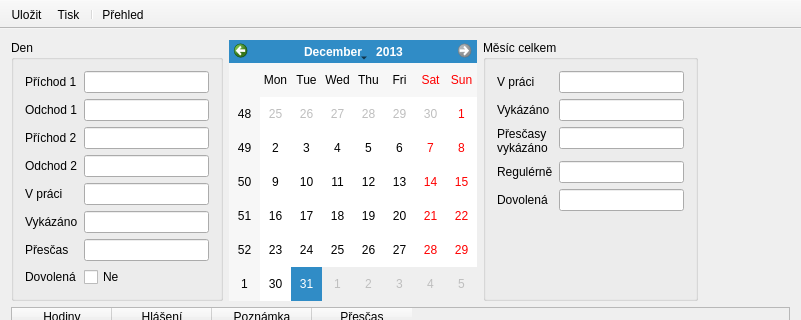
kubanecxxx/dochazka, file mainwindow.ui: the form before one commit; both pictures show x 0 to 801 and y 0 to 320 of the 801 by 605 pixel window.
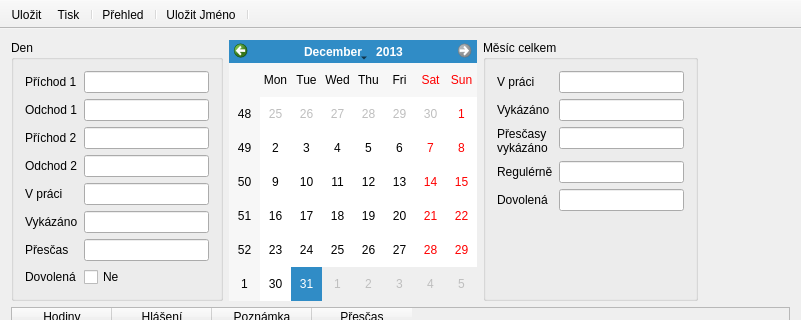
The form after the commit.

Patch:
```diff
--- a/mainwindow.ui
+++ b/mainwindow.ui
@@ -350,6 +350,9 @@
    <addaction name="actionPrint"/>
    <addaction name="separator"/>
    <addaction name="actionPrehled"/>
+   <addaction name="separator"/>
+   <addaction name="actionSaveName"/>
+   <addaction name="separator"/>
   </widget>
   <action name="actionSave">
    <property name="text">
@@ -372,6 +375,11 @@
     <string>Ctrl+P</string>
    </property>
   </action>
+  <action name="actionSaveName">
+   <property name="text">
+    <string>Uložit Jméno...</string>
+   </property>
+  </action>
  </widget>
  <layoutdefault spacing="6" margin="11"/>
  <resources/>
```
